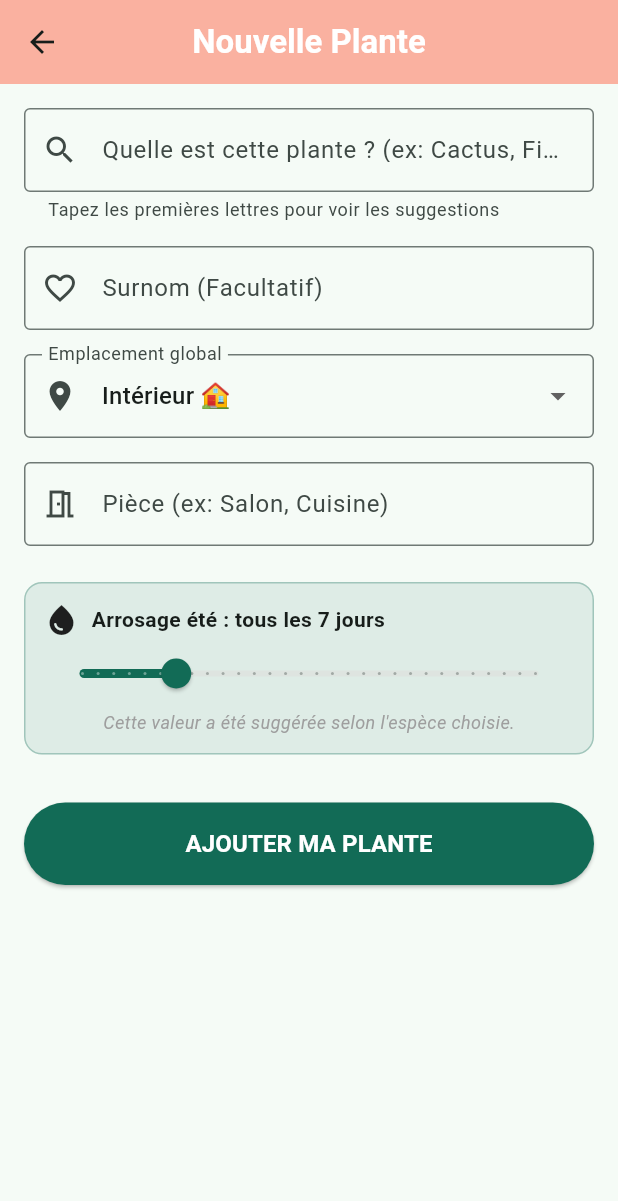
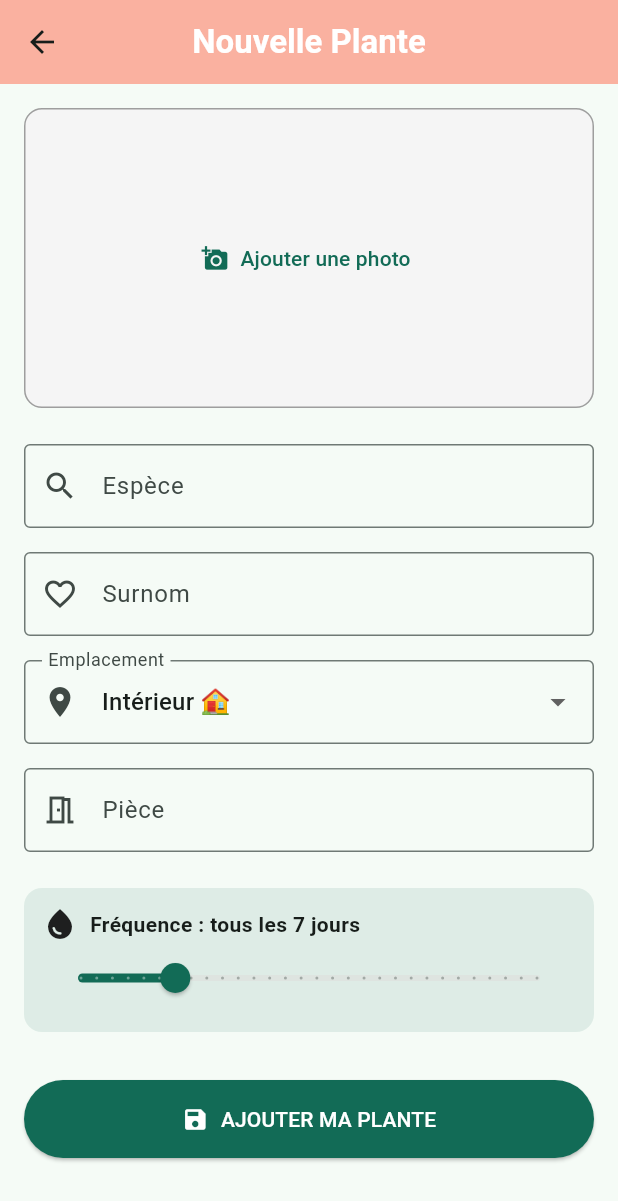
Before and after one commit to Aktawind/mon_jardin, a Flutter app: the AddPlantScreen screen opened directly, on a phone screen of 412 x 824 dp. Shown: the top 1201 px of the screen. Run offline on Flutter 3.47's test engine with Material 3 defaults, Android fonts, the phone set to English and light mode, and no system bars; our stand-ins replace flutter_local_notifications, image_picker, sqflite, timezone; accounts and stored records are empty.

Commit message:
Ajout des photos + édition d'une plante

```diff
--- /dev/null
+++ b/lib/ui/common/image_input.dart
@@ -0,0 +1,108 @@
+import 'dart:io';
+import 'package:flutter/material.dart';
+import 'package:image_picker/image_picker.dart';
+import 'package:path/path.dart' as path;
+import 'package:path_provider/path_provider.dart' as syspaths;
+
+class ImageInput extends StatefulWidget {
+  final Function(String) onSelectImage;
+
+  const ImageInput({super.key, required this.onSelectImage});
+
+  @override
+  State<ImageInput> createState() => _ImageInputState();
+}
+
+class _ImageInputState extends State<ImageInput> {
+  File? _storedImage;
+
+  Future<void> _takePicture(ImageSource source) async {
+    final picker = ImagePicker();
+    // On ouvre la caméra ou la galerie
+    final imageFile = await picker.pickImage(
+      source: source,
+      maxWidth: 600, // On limite la taille pour pas faire exploser la mémoire
+    );
+
+    if (imageFile == null) {
+      return;
+    }
+
+    setState(() {
+      _storedImage = File(imageFile.path);
+    });
+
+    // Sauvegarde de l'image dans le dossier de l'appli
+    final appDir = await syspaths.getApplicationDocumentsDirectory();
+    final fileName = path.basename(imageFile.path);
+    final savedImage = await _storedImage!.copy('${appDir.path}/$fileName');
+
+    // On renvoie le chemin au formulaire parent
+    widget.onSelectImage(savedImage.path);
+  }
+
+  void _showPickerOptions() {
+    showModalBottomSheet(
+      context: context,
+      builder: (ctx) => Wrap(
+        children: [
+          ListTile(
+            leading: const Icon(Icons.photo_camera),
+            title: const Text('Prendre une photo'),
+            onTap: () {
+              Navigator.of(ctx).pop();
+              _takePicture(ImageSource.camera);
+            },
+          ),
+          ListTile(
+            leading: const Icon(Icons.photo_library),
+            title: const Text('Choisir dans la galerie'),
+            onTap: () {
+              Navigator.of(ctx).pop();
+              _takePicture(ImageSource.gallery);
+            },
+          ),
+        ],
+      ),
+    );
+  }
+
+  @override
+  Widget build(BuildContext context) {
+    return Column(
+      children: [
+        Container(
+          height: 200,
+          width: double.infinity,
+          decoration: BoxDecoration(
+            border: Border.all(width: 1, color: Colors.grey),
+            borderRadius: BorderRadius.circular(12),
+            color: Colors.grey[100],
+          ),
+          child: _storedImage != null
+              ? ClipRRect(
+                  borderRadius: BorderRadius.circular(12),
+                  child: Image.file(
+                    _storedImage!,
+                    fit: BoxFit.cover,
+                    width: double.infinity,
+                  ),
+                )
+              : Center(
+                  child: TextButton.icon(
+                    onPressed: _showPickerOptions,
+                    icon: const Icon(Icons.add_a_photo),
+                    label: const Text('Ajouter une photo'),
+                  ),
+                ),
+        ),
+        if (_storedImage != null)
+          TextButton.icon(
+             onPressed: _showPickerOptions,
+             icon: const Icon(Icons.refresh),
+             label: const Text("Changer la photo"),
+          )
+      ],
+    );
+  }
+}
--- a/lib/ui/screens/add_plant_screen.dart
+++ b/lib/ui/screens/add_plant_screen.dart
@@ -4,9 +4,14 @@ import '../../data/database_service.dart';
 import '../../models/plant.dart';
 import '../../data/plant_data.dart';
 import '../../services/notification_service.dart';
+import '../common/image_input.dart';
+import 'dart:io';
 
 class AddPlantScreen extends StatefulWidget {
-  const AddPlantScreen({super.key});
+  // Si cette variable est remplie, on est en mode "Édition", sinon "Création"
+  final Plant? plantToEdit;
+
+  const AddPlantScreen({super.key, this.plantToEdit});
 
   @override
   State<AddPlantScreen> createState() => _AddPlantScreenState();
@@ -15,46 +20,123 @@ class AddPlantScreen extends StatefulWidget {
 class _AddPlantScreenState extends State<AddPlantScreen> {
   final _formKey = GlobalKey<FormState>();
 
-  final TextEditingController _nameController = TextEditingController();
-  final TextEditingController _roomController = TextEditingController();
-  // Note: Pour l'Autocomplete, on n'utilise pas un contrôleur classique de la même façon
+  // Contrôleurs
+  late TextEditingController _nameController;
+  late TextEditingController _roomController;
+
   String _selectedSpecies = '';
-
+  String? _selectedImage;
   String _location = 'Intérieur';
   int _waterFreqSummer = 7;
 
-  // Quand on sélectionne une espèce dans la liste
+  // Pour savoir si on est en mode édition
+  bool get _isEditing => widget.plantToEdit != null;
+
+  @override
+  void initState() {
+    super.initState();
+    // Initialisation des valeurs si on édite
+    if (_isEditing) {
+      final p = widget.plantToEdit!;
+      _nameController = TextEditingController(text: p.name);
+      _roomController = TextEditingController(text: p.room);
+      _selectedSpecies = p.species;
+      _selectedImage = p.photoPath;
+      _location = p.location;
+      _waterFreqSummer = p.waterFrequencySummer;
+    } else {
+      _nameController = TextEditingController();
+      _roomController = TextEditingController();
+    }
+  }
+
+  @override
+  void dispose() {
+    _nameController.dispose();
+    _roomController.dispose();
+    super.dispose();
+  }
+
   void _onSpeciesSelected(String species) {
     setState(() {
       _selectedSpecies = species;
-      // Si on connait cette plante, on met à jour la fréquence
-      if (speciesWateringData.containsKey(species)) {
-        _waterFreqSummer = speciesWateringData[species]!;
+      // On ne change la fréquence automatiquement que si on est en mode création
+      // ou si l'utilisateur change d'espèce (pour ne pas écraser ses réglages perso)
+      if (!_isEditing || _selectedSpecies != widget.plantToEdit?.species) {
+         if (speciesWateringData.containsKey(species)) {
+          _waterFreqSummer = speciesWateringData[species]!;
+        }
       }
+    });
+  }
+
+  void _selectImage(String pickedImage) {
+    setState(() {
+      _selectedImage = pickedImage;
     });
   }
 
   Future<void> _savePlant() async {
     if (_formKey.currentState!.validate()) {
-      // Logique : Si pas de surnom, on prend l'espèce
+      // 1. Définition du nom
       String finalName = _nameController.text.trim();
       if (finalName.isEmpty) {
         finalName = _selectedSpecies.isNotEmpty ? _selectedSpecies : 'Plante inconnue';
       }
 
-      final newPlant = Plant(
-        id: const Uuid().v4(),
+      // 2. Création de l'objet (Nouvel ID ou Ancien ID)
+      final plant = Plant(
+        id: _isEditing ? widget.plantToEdit!.id : const Uuid().v4(),
         name: finalName,
         species: _selectedSpecies,
         location: _location,
-        room: _roomController.text.trim(), // On sauvegarde la pièce
-        dateAdded: DateTime.now(),
+        room: _roomController.text.trim(),
+        photoPath: _selectedImage,
+        dateAdded: _isEditing ? widget.plantToEdit!.dateAdded : DateTime.now(),
+        lastWatered: _isEditing ? widget.plantToEdit!.lastWatered : null,
+        // Si on édite, on garde l'historique, sinon null
+
         waterFrequencySummer: _waterFreqSummer,
         waterFrequencyWinter: _waterFreqSummer * 2,
       );
 
-      await DatabaseService().insertPlant(newPlant);
-      await NotificationService().schedulePlantNotification(newPlant);
+      // 3. Sauvegarde (Update ou Insert)
+      if (_isEditing) {
+        await DatabaseService().updatePlant(plant);
+        // Si on change les réglages, on reprogramme la notif
+        await NotificationService().cancelNotification(plant);
+        await NotificationService().schedulePlantNotification(plant);
+      } else {
+        await DatabaseService().insertPlant(plant);
+        await NotificationService().schedulePlantNotification(plant);
+      }
+
+      if (mounted) Navigator.pop(context, true);
+    }
+  }
+
+  Future<void> _deletePlant() async {
+    // Fenêtre de confirmation
+    final confirm = await showDialog<bool>(
+      context: context,
+      builder: (ctx) => AlertDialog(
+        title: const Text("Supprimer ?"),
+        content: Text("Voulez-vous vraiment supprimer ${widget.plantToEdit!.name} ?\nCette action est irréversible."),
+        actions: [
+          TextButton(onPressed: () => Navigator.pop(ctx, false), child: const Text("Annuler")),
+          TextButton(
+            onPressed: () => Navigator.pop(ctx, true),
+            style: TextButton.styleFrom(foregroundColor: Colors.red),
+            child: const Text("Supprimer"),
+          ),
+        ],
+      ),
+    );
+
+    if (confirm == true) {
+      // Suppression BDD + Notif
+      await DatabaseService().deletePlant(widget.plantToEdit!.id);
+      await NotificationService().cancelNotification(widget.plantToEdit!);
       if (mounted) Navigator.pop(context, true);
     }
   }
@@ -63,10 +145,18 @@ class _AddPlantScreenState extends State<AddPlantScreen> {
   Widget build(BuildContext context) {
     return Scaffold(
       appBar: AppBar(
-        title: const Text("Nouvelle Plante"),
+        title: Text(_isEditing ? "Modifier la plante" : "Nouvelle Plante"),
         backgroundColor: Theme.of(context).colorScheme.secondary,
+        actions: [
+          // Icône de suppression visible seulement en mode édition
+          if (_isEditing)
+            IconButton(
+              icon: const Icon(Icons.delete),
+              onPressed: _deletePlant,
+              tooltip: "Supprimer la plante",
+            )
+        ],
       ),
-      // SingleChildScrollView permet de scroller si le clavier cache l'écran
       body: SingleChildScrollView(
         padding: const EdgeInsets.all(16.0),
         child: Form(
@@ -74,57 +164,72 @@ class _AddPlantScreenState extends State<AddPlantScreen> {
           child: Column(
             crossAxisAlignment: CrossAxisAlignment.stretch,
             children: [
-              // 1. ESPECE (Avec auto-complétion)
-              // C'est le champ le plus important maintenant
+              // Photo (avec un petit système pour charger l'image existante si besoin)
+              // Note: ImageInput a été conçu pour créer, il faut peut-être l'adapter légèrement
+              // pour afficher l'image existante au démarrage.
+              // Pour simplifier ici, on reconstruit ImageInput pour qu'il prenne une image initiale ?
+              // Ou plus simple : on affiche l'image actuelle au dessus s'il y en a une.
+              if (_selectedImage != null && !_selectedImage!.contains('cache'))
+                 Padding(
+                   padding: const EdgeInsets.only(bottom: 16),
+                   child: ClipRRect(
+                     borderRadius: BorderRadius.circular(12),
+                     child: Image.file(
+                       File(_selectedImage!),
+                       height: 200,
+                       fit: BoxFit.cover
+                     ),
+                   ),
+                 ),
+
+              // Widget de sélection (pour changer ou ajouter)
+              ImageInput(onSelectImage: _selectImage),
+
+              const SizedBox(height: 24),
+
               Autocomplete<String>(
+                initialValue: TextEditingValue(text: _selectedSpecies), // Valeur initiale !
                 optionsBuilder: (TextEditingValue textEditingValue) {
-                  if (textEditingValue.text == '') {
-                    return const Iterable<String>.empty();
-                  }
+                  if (textEditingValue.text == '') return const Iterable<String>.empty();
                   return speciesWateringData.keys.where((String option) {
                     return option.toLowerCase().contains(textEditingValue.text.toLowerCase());
                   });
                 },
                 onSelected: _onSpeciesSelected,
                 fieldViewBuilder: (context, textEditingController, focusNode, onFieldSubmitted) {
+                  // Astuce : Si le controller est vide (au démarrage) mais qu'on a une espèce sélectionnée (mode edit)
+                  // on force le texte.
+                  if (textEditingController.text.isEmpty && _selectedSpecies.isNotEmpty) {
+                    textEditingController.text = _selectedSpecies;
+                  }
                   return TextFormField(
                     controller: textEditingController,
                     focusNode: focusNode,
                     decoration: const InputDecoration(
-                      labelText: "Quelle est cette plante ? (ex: Cactus, Ficus...)",
+                      labelText: "Espèce",
                       border: OutlineInputBorder(),
                       prefixIcon: Icon(Icons.search),
-                      helperText: "Tapez les premières lettres pour voir les suggestions",
                     ),
-                    validator: (value) {
-                      if (value == null || value.isEmpty) {
-                        return 'L\'espèce est obligatoire';
-                      }
-                      return null;
-                    },
                     onChanged: (val) => _selectedSpecies = val,
                   );
                 },
               ),
               const SizedBox(height: 16),
 
-              // 2. SURNOM (Facultatif)
               TextFormField(
                 controller: _nameController,
                 decoration: const InputDecoration(
-                  labelText: "Surnom (Facultatif)",
-                  hintText: "ex: Pépette",
+                  labelText: "Surnom",
                   border: OutlineInputBorder(),
                   prefixIcon: Icon(Icons.favorite_border),
                 ),
               ),
               const SizedBox(height: 16),
 
-              // 3. LIEU (Dropdown)
               DropdownButtonFormField<String>(
                 value: _location,
                 decoration: const InputDecoration(
-                  labelText: "Emplacement global",
+                  labelText: "Emplacement",
                   border: OutlineInputBorder(),
                   prefixIcon: Icon(Icons.place),
                 ),
@@ -136,25 +241,22 @@ class _AddPlantScreenState extends State<AddPlantScreen> {
               ),
               const SizedBox(height: 16),
 
-              // 4. PIECE PRECISE (ex: Salon)
               TextFormField(
                 controller: _roomController,
                 textCapitalization: TextCapitalization.sentences,
                 decoration: InputDecoration(
-                  labelText: _location == 'Intérieur' ? "Pièce (ex: Salon, Cuisine)" : "Zone (ex: Jardin sud, Terrasse)",
+                  labelText: _location == 'Intérieur' ? "Pièce" : "Zone",
                   border: const OutlineInputBorder(),
                   prefixIcon: const Icon(Icons.meeting_room_outlined),
                 ),
               ),
               const SizedBox(height: 24),
 
-              // 5. FREQUENCE (Automatique mais modifiable)
               Container(
                 padding: const EdgeInsets.all(12),
                 decoration: BoxDecoration(
                   color: Theme.of(context).colorScheme.primary.withOpacity(0.1),
                   borderRadius: BorderRadius.circular(12),
-                  border: Border.all(color: Theme.of(context).colorScheme.primary.withOpacity(0.3)),
                 ),
                 child: Column(
                   children: [
@@ -162,11 +264,9 @@ class _AddPlantScreenState extends State<AddPlantScreen> {
                       children: [
                         const Icon(Icons.water_drop),
                         const SizedBox(width: 8),
-                        Expanded(
-                          child: Text(
-                            "Arrosage été : tous les $_waterFreqSummer jours",
-                            style: const TextStyle(fontWeight: FontWeight.bold),
-                          ),
+                        Text(
+                          "Fréquence : tous les $_waterFreqSummer jours",
+                          style: const TextStyle(fontWeight: FontWeight.bold),
                         ),
                       ],
                     ),
@@ -178,24 +278,21 @@ class _AddPlantScreenState extends State<AddPlantScreen> {
                       label: "$_waterFreqSummer j",
                       onChanged: (val) => setState(() => _waterFreqSummer = val.toInt()),
                     ),
-                    const Text(
-                      "Cette valeur a été suggérée selon l'espèce choisie.",
-                      style: TextStyle(fontSize: 12, fontStyle: FontStyle.italic, color: Colors.grey),
-                    ),
                   ],
                 ),
               ),
 
               const SizedBox(height: 32),
 
-              ElevatedButton(
+              ElevatedButton.icon(
                 onPressed: _savePlant,
+                icon: Icon(_isEditing ? Icons.save_as : Icons.save),
+                label: Text(_isEditing ? "ENREGISTRER LES MODIFICATIONS" : "AJOUTER MA PLANTE"),
                 style: ElevatedButton.styleFrom(
                   padding: const EdgeInsets.symmetric(vertical: 16),
                   backgroundColor: Theme.of(context).colorScheme.primary,
                   foregroundColor: Colors.white,
                 ),
-                child: const Text("AJOUTER MA PLANTE", style: TextStyle(fontSize: 16, fontWeight: FontWeight.bold)),
               )
             ],
           ),
@@ -204,3 +301,6 @@ class _AddPlantScreenState extends State<AddPlantScreen> {
     );
   }
 }
+
+// Petit hack : Il faut importer dart:io pour le fichier image
+// import 'dart:io' as java; // En haut du fichier
```
Also changed, not shown: lib/data/database_service.dart (+21 -0 lines), lib/ui/screens/home_screen.dart (+21 -3 lines), pubspec.yaml (+8 -6 lines), pubspec.lock, 5 other files.
